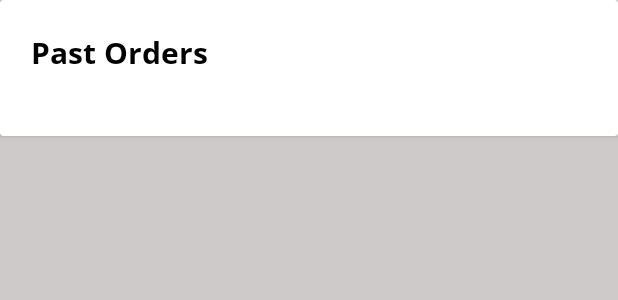
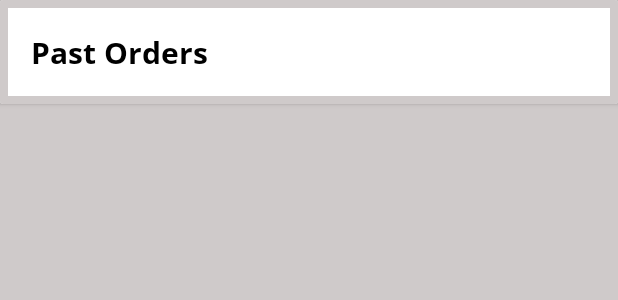
Before and after one commit to SparkMatrixTechnology/CampusRider_Customer, an Android app: the layout fragment_order.xml on its own in the app's theme, with its tools: preview values and no code run, on a phone screen of 412 x 824 dp. Shown: the top 300 px of the screen. Run offline under Robolectric (Android 15) with nearby library versions, the phone set to English and light mode, and no system bars; network calls fail.

Commit message:
6th commit

```diff
--- a/app/src/main/java/com/example/campusrider_customer/ComplainFragment.java
+++ b/app/src/main/java/com/example/campusrider_customer/ComplainFragment.java
@@ -49,6 +49,9 @@ public class ComplainFragment extends Fragment {
             public void onResponse(String response) {
                 if(response.equals("successful")){
                     Toast.makeText(getContext(),"Successful",Toast.LENGTH_SHORT).show();
+                    ComplainFragment fragment=new ComplainFragment();
+                    getActivity().getSupportFragmentManager().beginTransaction().replace(R.id.fragment,fragment).commit();
+
                 }else{
                     Toast.makeText(getContext(),"Unsuccessful",Toast.LENGTH_SHORT).show();
                 }
--- a/app/src/main/java/com/example/campusrider_customer/Grocery/Adapter/GroceryOrderAdapter.java
+++ b/app/src/main/java/com/example/campusrider_customer/Grocery/Adapter/GroceryOrderAdapter.java
@@ -67,6 +67,7 @@ public class GroceryOrderAdapter extends  RecyclerView.Adapter<GroceryOrderAdapt
                 intent.putExtra("payment",order.getPayment_type());
                 intent.putExtra("cost",order.getCost());
                 intent.putExtra("total_price",order.getTotal_price());
+                intent.putExtra("status",order.getOrder_status());
                 intent.setFlags(Intent.FLAG_ACTIVITY_NEW_TASK | Intent.FLAG_ACTIVITY_MULTIPLE_TASK);
                 context.startActivity(intent);
             }
--- a/app/src/main/res/layout/fragment_complain.xml
+++ b/app/src/main/res/layout/fragment_complain.xml
@@ -5,6 +5,7 @@
     android:layout_width="match_parent"
     android:layout_height="match_parent"
     android:background="@color/backgroundColor"
+    android:id="@+id/fragment"
     tools:context=".ComplainFragment">
 
     <androidx.constraintlayout.widget.ConstraintLayout
@@ -34,6 +35,8 @@
             style="@style/Widget.MaterialComponents.TextInputLayout.OutlinedBox"
             android:layout_width="match_parent"
             android:layout_height="wrap_content"
+            android:background="@color/white"
+            android:layout_margin="10dp"
             app:layout_constraintEnd_toEndOf="parent"
             app:layout_constraintHorizontal_bias="1.0"
             app:layout_constraintStart_toStartOf="@+id/textView9"
@@ -58,6 +61,8 @@
             style="@style/Widget.MaterialComponents.TextInputLayout.OutlinedBox"
             android:layout_width="match_parent"
             android:layout_height="wrap_content"
+            android:background="@color/white"
+            android:layout_margin="10dp"
             app:layout_constraintEnd_toEndOf="parent"
             app:layout_constraintHorizontal_bias="1.0"
             app:layout_constraintStart_toStartOf="@+id/layout1"
--- a/app/src/main/res/layout/fragment_my_order.xml
+++ b/app/src/main/res/layout/fragment_my_order.xml
@@ -30,7 +30,7 @@
                     android:layout_width="match_parent"
                     android:layout_height="wrap_content"
                     android:orientation="vertical"
-                    android:background="@color/white">
+                    android:background="@color/backgroundColor">
 
                     <TextView
                         android:layout_width="match_parent"
@@ -41,6 +41,7 @@
                         android:paddingTop="15dp"
                         android:paddingBottom="15dp"
                         android:text="Active Orders"
+                        android:background="@color/white"
                         android:textColor="@color/black"
                         android:textSize="20dp"
                         android:textStyle="bold" />
@@ -68,7 +69,7 @@
                     android:layout_width="match_parent"
                     android:layout_height="wrap_content"
                     android:orientation="vertical"
-                    android:background="@color/white"
+                    android:background="@color/backgroundColor"
                     >
                     <TextView
                         android:layout_width="match_parent"
@@ -76,6 +77,7 @@
                         android:text="Past Orders"
                         android:textStyle="bold"
                         android:textSize="20dp"
+                        android:background="@color/white"
                         android:fontFamily="@font/open_sans_bold"
                         android:textColor="@color/black"
                         android:paddingLeft="15dp"
--- a/app/src/main/res/layout/fragment_order.xml
+++ b/app/src/main/res/layout/fragment_order.xml
@@ -29,12 +29,14 @@
                     android:layout_width="match_parent"
                     android:layout_height="wrap_content"
                     android:orientation="vertical"
+                    android:background="@color/backgroundColor"
                     >
                     <TextView
                         android:layout_width="match_parent"
                         android:layout_height="wrap_content"
                         android:text="Active Orders"
                         android:textStyle="bold"
+                        android:background="@color/white"
                         android:fontFamily="@font/open_sans_bold"
                         android:textSize="20dp"
                         android:textColor="@color/black"
@@ -47,8 +49,7 @@
                         android:id="@+id/activeOrderRec"
                         android:layout_width="match_parent"
                         android:layout_height="wrap_content"
-                        android:layout_margin="5dp"
-                        android:padding="5dp"
+
                         />
 
                 </LinearLayout>
@@ -63,6 +64,7 @@
                     android:layout_width="match_parent"
                     android:layout_height="wrap_content"
                     android:orientation="vertical"
+                    android:background="@color/backgroundColor"
                     >
                     <TextView
                         android:layout_width="match_parent"
@@ -70,6 +72,7 @@
                         android:text="Past Orders"
                         android:textStyle="bold"
                         android:textSize="20dp"
+                        android:background="@color/white"
                         android:fontFamily="@font/open_sans_bold"
                         android:textColor="@color/black"
                         android:paddingLeft="15dp"
@@ -81,8 +84,6 @@
                         android:id="@+id/pastOrderRec"
                         android:layout_width="match_parent"
                         android:layout_height="wrap_content"
-                        android:layout_margin="5dp"
-                        android:padding="5dp"
                         />
 
                 </LinearLayout>
```
